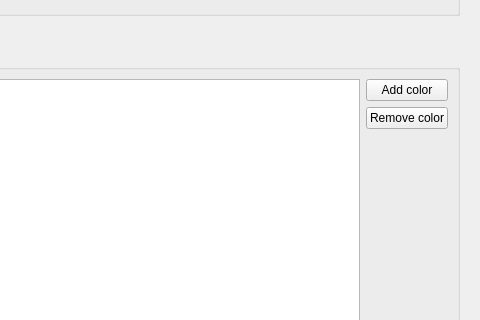
Above: src/ui/qgsprojectpropertiesbase.ui from qgis/QGIS before the change; both pictures show x 377 to 857 and y 247 to 567 of the 857 by 830 pixel window. Below: the same form after it.
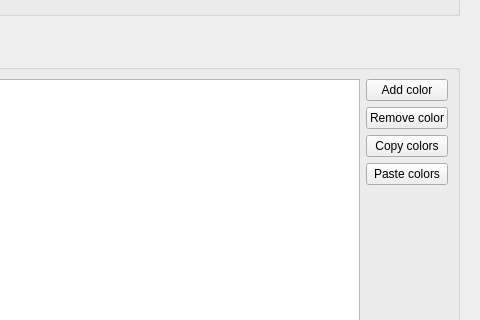
That is the form after the change. Icons and pictures are not drawn. Custom widgets are drawn as their Qt base class.

Commit message: Improvements to color list: - Cleanup code - Support copying and pasting multiple colors to list - Support additional color list mime formats

Diff of the .ui file:
```diff
--- a/src/ui/qgsprojectpropertiesbase.ui
+++ b/src/ui/qgsprojectpropertiesbase.ui
@@ -211,8 +211,8 @@
                <rect>
                 <x>0</x>
                 <y>0</y>
-                <width>650</width>
-                <height>657</height>
+                <width>683</width>
+                <height>779</height>
                </rect>
               </property>
               <layout class="QVBoxLayout" name="verticalLayout_8">
@@ -1251,7 +1251,7 @@
                   <string>Project colors</string>
                  </property>
                  <layout class="QGridLayout" name="gridLayout_12">
-                  <item row="2" column="1">
+                  <item row="5" column="1">
                    <spacer name="verticalSpacer_12">
                     <property name="orientation">
                      <enum>Qt::Vertical</enum>
@@ -1278,9 +1278,23 @@
                     </property>
                    </widget>
                   </item>
-                  <item row="0" column="0" rowspan="4">
+                  <item row="0" column="0" rowspan="7">
                    <widget class="QgsColorSchemeList" name="mTreeProjectColors"/>
                   </item>
+                  <item row="3" column="1">
+                   <widget class="QPushButton" name="mButtonPasteColors">
+                    <property name="text">
+                     <string>Paste colors</string>
+                    </property>
+                   </widget>
+                  </item>
+                  <item row="2" column="1">
+                   <widget class="QPushButton" name="mButtonCopyColors">
+                    <property name="text">
+                     <string>Copy colors</string>
+                    </property>
+                   </widget>
+                  </item>
                  </layout>
                 </widget>
                </item>
```
The commit also changes 12 other files.
